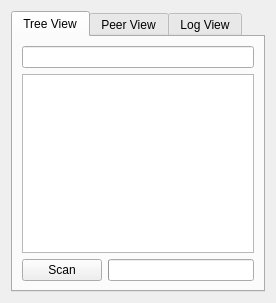
Old version of the form burgos.ui in the repository madjar/burgos.
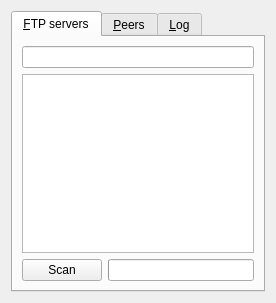
New version of the form.

Commit message: Ladies and gentlement, let me introduce the mega tray update, starring : * Utilisation d'une fonction unique qui remplace fakeOpen et fakeQuit, ce qui permet d'avoir un seul trayIconMenu, avec une option Cacher/Afficher. Résultat : cliquer sur le tray minimise ou affiche, selon la situation. * Mise à jour des traductions et des noms de tabs. * modification de .bzrignore pour ignorer ./qtc-gdbmacros/ qui est produit par qt-creator. * Correction d'un memory leak potentiel ( non-destruction du QIcon) dans Burgos.

What changed in the file:
```diff
--- a/burgos.ui
+++ b/burgos.ui
@@ -22,8 +22,8 @@
       <property name="enabled" >
        <bool>true</bool>
       </property>
-      <attribute name="title" >
-       <string>Tree View</string>
+      <attribute name="title">
+       <string>&amp;FTP servers</string>
       </attribute>
       <layout class="QVBoxLayout" name="verticalLayout" >
        <item>
@@ -55,8 +55,8 @@
       <property name="enabled" >
        <bool>true</bool>
       </property>
-      <attribute name="title" >
-       <string>Peer View</string>
+      <attribute name="title">
+       <string>&amp;Peers</string>
       </attribute>
       <layout class="QVBoxLayout" name="verticalLayout_3" >
        <item>
@@ -68,8 +68,8 @@
       <property name="enabled" >
        <bool>true</bool>
       </property>
-      <attribute name="title" >
-       <string>Log View</string>
+      <attribute name="title">
+       <string>&amp;Log</string>
       </attribute>
       <layout class="QVBoxLayout" name="verticalLayout_2" >
        <item>
```
Left out of the diff: 56 changed lines with no effect on the pictures. The commit also changes 5 other files.
